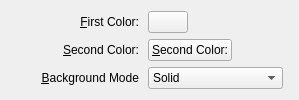
First picture: the form in plasma/generic/wallpapers/color/config.ui, repository mgottschlag/kwin-tiling, before the edit.
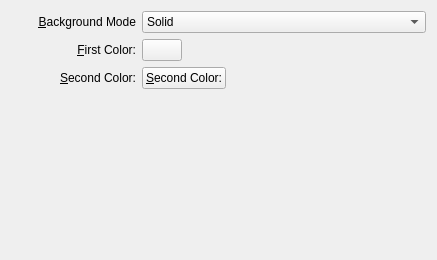
Second picture: the form after the edit. Custom widgets are drawn as their Qt base class.

The edit to the form file:
```diff
--- a/plasma/generic/wallpapers/color/config.ui
+++ b/plasma/generic/wallpapers/color/config.ui
@@ -6,129 +6,15 @@
    <rect>
     <x>0</x>
     <y>0</y>
-    <width>299</width>
-    <height>91</height>
+    <width>437</width>
+    <height>260</height>
    </rect>
   </property>
   <property name="windowTitle">
    <string>Color</string>
   </property>
   <layout class="QGridLayout" name="gridLayout">
-   <item row="0" column="0">
-    <widget class="QLabel" name="label_5">
-     <property name="minimumSize">
-      <size>
-       <width>125</width>
-       <height>0</height>
-      </size>
-     </property>
-     <property name="text">
-      <string>&amp;First Color:</string>
-     </property>
-     <property name="alignment">
-      <set>Qt::AlignRight|Qt::AlignTrailing|Qt::AlignVCenter</set>
-     </property>
-     <property name="buddy">
-      <cstring>m_color1</cstring>
-     </property>
-    </widget>
-   </item>
-   <item row="0" column="1">
-    <widget class="KColorButton" name="m_color1">
-     <property name="sizePolicy">
-      <sizepolicy hsizetype="Fixed" vsizetype="Fixed">
-       <horstretch>0</horstretch>
-       <verstretch>0</verstretch>
-      </sizepolicy>
-     </property>
-     <property name="color">
-      <color>
-       <red>70</red>
-       <green>90</green>
-       <blue>130</blue>
-      </color>
-     </property>
-     <property name="defaultColor">
-      <color>
-       <red>70</red>
-       <green>90</green>
-       <blue>130</blue>
-      </color>
-     </property>
-    </widget>
-   </item>
-   <item row="1" column="0">
-    <widget class="QLabel" name="label_6">
-     <property name="minimumSize">
-      <size>
-       <width>125</width>
-       <height>0</height>
-      </size>
-     </property>
-     <property name="text">
-      <string>&amp;Second Color:</string>
-     </property>
-     <property name="alignment">
-      <set>Qt::AlignRight|Qt::AlignTrailing|Qt::AlignVCenter</set>
-     </property>
-     <property name="buddy">
-      <cstring>m_color1</cstring>
-     </property>
-    </widget>
-   </item>
-   <item row="1" column="1">
-    <widget class="KColorButton" name="m_color2">
-     <property name="sizePolicy">
-      <sizepolicy hsizetype="Fixed" vsizetype="Fixed">
-       <horstretch>0</horstretch>
-       <verstretch>0</verstretch>
-      </sizepolicy>
-     </property>
-     <property name="text">
-      <string>&amp;Second Color:</string>
-     </property>
-     <property name="color">
-      <color>
-       <red>70</red>
-       <green>90</green>
-       <blue>130</blue>
-      </color>
-     </property>
-     <property name="defaultColor">
-      <color>
-       <red>70</red>
-       <green>90</green>
-       <blue>130</blue>
-      </color>
-     </property>
-    </widget>
-   </item>
-   <item row="2" column="0">
-    <widget class="QLabel" name="label_7">
-     <property name="sizePolicy">
-      <sizepolicy hsizetype="Fixed" vsizetype="Preferred">
-       <horstretch>0</horstretch>
-       <verstretch>0</verstretch>
-      </sizepolicy>
-     </property>
-     <property name="minimumSize">
-      <size>
-       <width>125</width>
-       <height>0</height>
-      </size>
-     </property>
-     <property name="text">
-      <string>&amp;Background Mode</string>
-     </property>
-     <property name="alignment">
-      <set>Qt::AlignRight|Qt::AlignTrailing|Qt::AlignVCenter</set>
-     </property>
-     <property name="buddy">
-      <cstring>m_color1</cstring>
-     </property>
-    </widget>
-   </item>
-   <item row="2" column="1">
+   <item row="0" column="1" colspan="2">
     <widget class="QComboBox" name="m_backgroundMode">
      <item>
       <property name="text">
@@ -167,6 +53,134 @@
      </item>
     </widget>
    </item>
+   <item row="1" column="0">
+    <widget class="QLabel" name="label_5">
+     <property name="minimumSize">
+      <size>
+       <width>125</width>
+       <height>0</height>
+      </size>
+     </property>
+     <property name="text">
+      <string>&amp;First Color:</string>
+     </property>
+     <property name="alignment">
+      <set>Qt::AlignRight|Qt::AlignTrailing|Qt::AlignVCenter</set>
+     </property>
+     <property name="buddy">
+      <cstring>m_color1</cstring>
+     </property>
+    </widget>
+   </item>
+   <item row="1" column="1">
+    <widget class="KColorButton" name="m_color1">
+     <property name="sizePolicy">
+      <sizepolicy hsizetype="Fixed" vsizetype="Fixed">
+       <horstretch>0</horstretch>
+       <verstretch>0</verstretch>
+      </sizepolicy>
+     </property>
+     <property name="color">
+      <color>
+       <red>70</red>
+       <green>90</green>
+       <blue>130</blue>
+      </color>
+     </property>
+     <property name="defaultColor">
+      <color>
+       <red>70</red>
+       <green>90</green>
+       <blue>130</blue>
+      </color>
+     </property>
+    </widget>
+   </item>
+   <item row="1" column="2">
+    <spacer name="horizontalSpacer">
+     <property name="orientation">
+      <enum>Qt::Horizontal</enum>
+     </property>
+     <property name="sizeHint" stdset="0">
+      <size>
+       <width>187</width>
+       <height>20</height>
+      </size>
+     </property>
+    </spacer>
+   </item>
+   <item row="2" column="0">
+    <widget class="QLabel" name="label_6">
+     <property name="minimumSize">
+      <size>
+       <width>125</width>
+       <height>0</height>
+      </size>
+     </property>
+     <property name="text">
+      <string>&amp;Second Color:</string>
+     </property>
+     <property name="alignment">
+      <set>Qt::AlignRight|Qt::AlignTrailing|Qt::AlignVCenter</set>
+     </property>
+     <property name="buddy">
+      <cstring>m_color1</cstring>
+     </property>
+    </widget>
+   </item>
+   <item row="2" column="1">
+    <widget class="KColorButton" name="m_color2">
+     <property name="sizePolicy">
+      <sizepolicy hsizetype="Fixed" vsizetype="Fixed">
+       <horstretch>0</horstretch>
+       <verstretch>0</verstretch>
+      </sizepolicy>
+     </property>
+     <property name="text">
+      <string>&amp;Second Color:</string>
+     </property>
+     <property name="color">
+      <color>
+       <red>70</red>
+       <green>90</green>
+       <blue>130</blue>
+      </color>
+     </property>
+     <property name="defaultColor">
+      <color>
+       <red>70</red>
+       <green>90</green>
+       <blue>130</blue>
+      </color>
+     </property>
+    </widget>
+   </item>
+   <item row="3" column="0">
+    <spacer name="verticalSpacer">
+     <property name="orientation">
+      <enum>Qt::Vertical</enum>
+     </property>
+     <property name="sizeHint" stdset="0">
+      <size>
+       <width>20</width>
+       <height>150</height>
+      </size>
+     </property>
+    </spacer>
+   </item>
+   <item row="0" column="0">
+    <widget class="QLabel" name="label_7">
+     <property name="text">
+      <string>&amp;Background Mode</string>
+     </property>
+     <property name="alignment">
+      <set>Qt::AlignRight|Qt::AlignTrailing|Qt::AlignVCenter</set>
+     </property>
+     <property name="buddy">
+      <cstring>m_color1</cstring>
+     </property>
+    </widget>
+   </item>
   </layout>
  </widget>
  <customwidgets>
```
